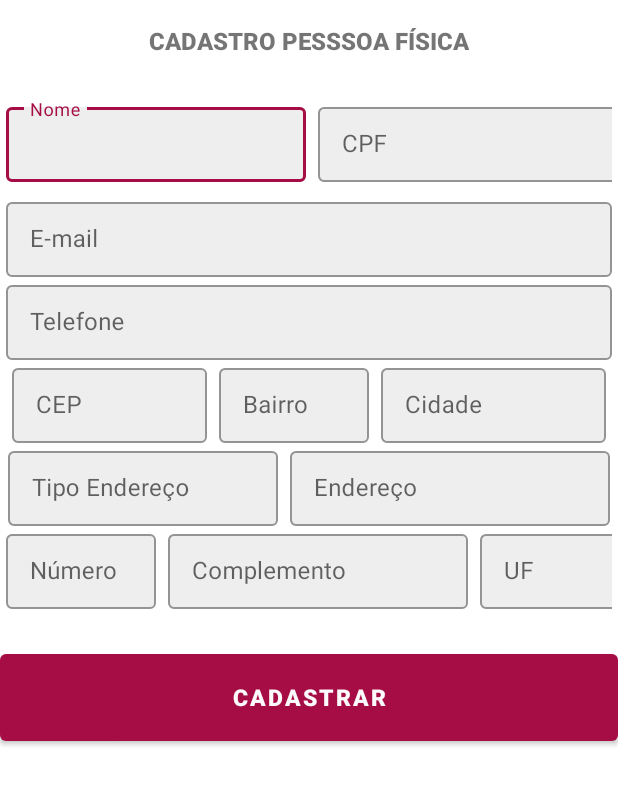
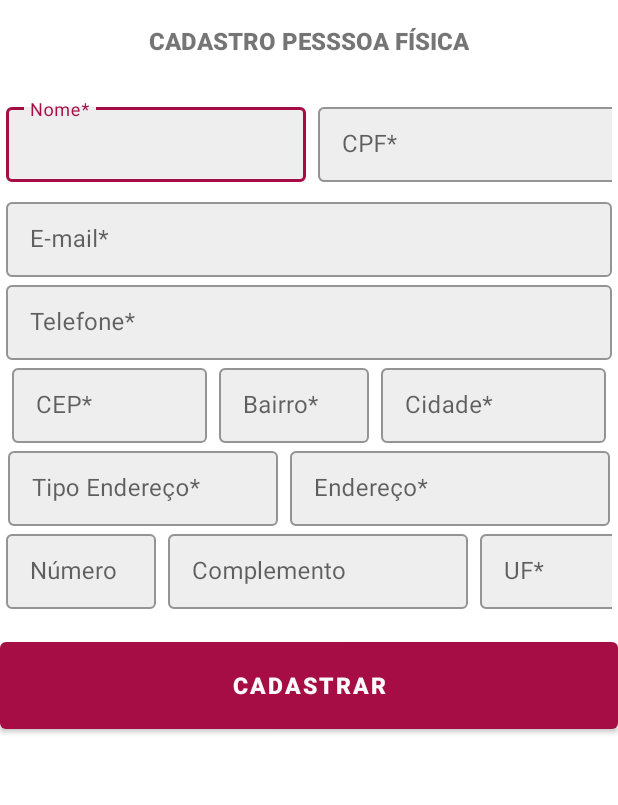
Before and after one commit to Laura-Oliveira/CRUD-BNB, an Android app: the RegisterUserActivity screen opened directly, with no data from a screen before it, on a phone screen of 412 x 824 dp, the part 339-1144 px from its top. Run offline under Robolectric (Android 15) with nearby library versions, the phone set to English and light mode, and no system bars; our stand-ins replace Firebase (no records; nobody signed in at launch, a user with empty details on screens opened directly).

```diff
--- a/app/src/main/res/layout/activity_register_user.xml
+++ b/app/src/main/res/layout/activity_register_user.xml
@@ -82,7 +82,8 @@
                     android:layout_width="200dp"
                     android:layout_height="match_parent"
                     android:inputType="number|textNoSuggestions"
-                    android:maxLength="15"
+                    app:counterEnabled="true"
+                    app:counterMaxLength="11"
                     android:maxLines="1"
                     android:textColorHint="#546E7A" />
 
@@ -128,7 +129,8 @@
                 android:layout_width="match_parent"
                 android:layout_height="match_parent"
                 android:inputType="phone|textNoSuggestions"
-                android:maxLength="11"
+                app:counterEnabled="true"
+                app:counterMaxLength="11"
                 android:maxLines="1" />
 
         </com.google.android.material.textfield.TextInputLayout>
@@ -159,6 +161,8 @@
                     android:layout_centerHorizontal="true"
                     android:layout_centerVertical="true"
                     android:inputType="text|textNoSuggestions"
+                    app:counterEnabled="true"
+                    app:counterMaxLength="8"
                     android:maxLines="1"
                     android:textColorHint="#000000" />
             </com.google.android.material.textfield.TextInputLayout>
@@ -295,6 +299,8 @@
                     android:layout_centerHorizontal="true"
                     android:layout_centerVertical="true"
                     android:inputType="text|textNoSuggestions"
+                    app:counterEnabled="true"
+                    app:counterMaxLength="5"
                     android:maxLines="1"
                     android:textColorHint="#000000" />
 
@@ -325,7 +331,7 @@
             </com.google.android.material.textfield.TextInputLayout>
 
             <com.google.android.material.textfield.TextInputLayout
-                android:id="@+id/input_register_uf"
+                android:id="@+id/input_register_extra_uf"
                 style="@style/TextBox"
                 android:layout_marginStart="4dp"
                 android:layout_marginEnd="4dp"
@@ -343,6 +349,8 @@
                     android:layout_centerHorizontal="true"
                     android:layout_centerVertical="true"
                     android:inputType="text|textNoSuggestions"
+                    app:counterEnabled="true"
+                    app:counterMaxLength="2"
                     android:maxLines="1"
                     android:textColorHint="#000000" />
             </com.google.android.material.textfield.TextInputLayout>
@@ -354,15 +362,13 @@
             android:id="@+id/btn_register_user"
             style="@style/Button"
             android:layout_alignParentBottom="true"
-            android:layout_marginTop="24dp"
-            android:onClick="registerUser"
+            android:layout_marginTop="16dp"
+            android:onClick="registerUserCompany"
             android:text="@string/btn_register"
-            app:layout_constraintBottom_toBottomOf="parent"
             app:layout_constraintEnd_toEndOf="parent"
             app:layout_constraintHorizontal_bias="0.0"
             app:layout_constraintStart_toStartOf="parent"
             app:layout_constraintTop_toBottomOf="@+id/linearLayoutCompat" />
 
     </androidx.constraintlayout.widget.ConstraintLayout>
-
 </ScrollView>
--- a/app/src/main/res/layout/activity_register_user_company.xml
+++ b/app/src/main/res/layout/activity_register_user_company.xml
@@ -82,7 +82,8 @@
                     android:layout_width="200dp"
                     android:layout_height="match_parent"
                     android:inputType="phone|textNoSuggestions"
-                    android:maxLength="15"
+                    app:counterEnabled="true"
+                    app:counterMaxLength="14"
                     android:maxLines="1"
                     android:textColorHint="#546E7A" />
 
@@ -128,7 +129,8 @@
                 android:layout_width="match_parent"
                 android:layout_height="match_parent"
                 android:inputType="phone|textNoSuggestions"
-                android:maxLength="11"
+                app:counterEnabled="true"
+                app:counterMaxLength="11"
                 android:maxLines="1" />
 
         </com.google.android.material.textfield.TextInputLayout>
@@ -159,6 +161,8 @@
                     android:layout_centerHorizontal="true"
                     android:layout_centerVertical="true"
                     android:inputType="text|textNoSuggestions"
+                    app:counterEnabled="true"
+                    app:counterMaxLength="8"
                     android:maxLines="1"
                     android:textColorHint="#000000" />
             </com.google.android.material.textfield.TextInputLayout>
@@ -295,6 +299,8 @@
                     android:layout_centerHorizontal="true"
                     android:layout_centerVertical="true"
                     android:inputType="text|textNoSuggestions"
+                    app:counterEnabled="true"
+                    app:counterMaxLength="5"
                     android:maxLines="1"
                     android:textColorHint="#000000" />
 
@@ -343,6 +349,8 @@
                     android:layout_centerHorizontal="true"
                     android:layout_centerVertical="true"
                     android:inputType="text|textNoSuggestions"
+                    app:counterEnabled="true"
+                    app:counterMaxLength="2"
                     android:maxLines="1"
                     android:textColorHint="#000000" />
             </com.google.android.material.textfield.TextInputLayout>
--- a/app/src/main/res/values/strings.xml
+++ b/app/src/main/res/values/strings.xml
@@ -14,26 +14,26 @@
     <string name="btn_register_type_user_company">Pessoa Jurídica</string>
 
     <!-- ==================== activity_register_user ==================== -->
-    <string name="hint_register_email"> E-mail </string>
-    <string name="hint_register_phone"> Telefone </string>
-    <string name="hint_register_type_adress"> Tipo Endereço </string>
-    <string name="hint_register_adress"> Endereço </string>
+    <string name="hint_register_email"> E-mail* </string>
+    <string name="hint_register_phone"> Telefone* </string>
+    <string name="hint_register_type_adress"> Tipo Endereço* </string>
+    <string name="hint_register_adress"> Endereço* </string>
     <string name="hint_register_number"> Número </string>
     <string name="hint_register_extra_info"> Complemento </string>
-    <string name="hint_register_neighborhood"> Bairro </string>
-    <string name="hint_register_cep"> CEP </string>
-    <string name="hint_register_city"> Cidade </string>
-    <string name="hint_register_uf"> UF </string>
+    <string name="hint_register_neighborhood"> Bairro* </string>
+    <string name="hint_register_cep"> CEP* </string>
+    <string name="hint_register_city"> Cidade* </string>
+    <string name="hint_register_uf"> UF* </string>
 
     <!-- Pessoa Fisica -->
     <string name="register_user_title">Cadastro Pesssoa Física </string>
-    <string name="hint_register_username"> Nome</string>
-    <string name="hint_register_cpf"> CPF</string>
+    <string name="hint_register_username"> Nome*</string>
+    <string name="hint_register_cpf"> CPF*</string>
 
     <!-- Pessoa Juridica -->
     <string name="register_user_company_title"> Cadastro Pessoa Jurídica</string>
-    <string name="hint_register_company_name"> Razão Social </string>
-    <string name="hint_register_cnpj"> CNPJ </string>
+    <string name="hint_register_company_name"> Razão Social* </string>
+    <string name="hint_register_cnpj"> CNPJ* </string>
 
     <!-- ==================== activity_register_service ==================== -->
     <string name="register_service_title"> Cadastrar Serviço</string>
```
